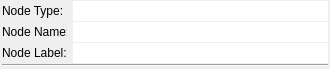
This is appli/grapher/gui/src/wgDataNodeId.ui in snaress/studio as Qt 5 draws it before an edit. The edited form follows.
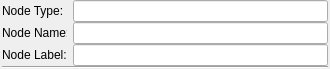
This is the edited form.

The edit to the form file:
```diff
--- a/appli/grapher/gui/src/wgDataNodeId.ui
+++ b/appli/grapher/gui/src/wgDataNodeId.ui
@@ -65,7 +65,7 @@
         <string/>
        </property>
        <property name="frame">
-        <bool>false</bool>
+        <bool>true</bool>
        </property>
        <property name="readOnly">
         <bool>true</bool>
@@ -107,7 +107,7 @@
      <item>
       <widget class="QLineEdit" name="leNodeName">
        <property name="frame">
-        <bool>false</bool>
+        <bool>true</bool>
        </property>
        <property name="readOnly">
         <bool>true</bool>
@@ -149,7 +149,7 @@
      <item>
       <widget class="QLineEdit" name="leNodeLabel">
        <property name="frame">
-        <bool>false</bool>
+        <bool>true</bool>
        </property>
        <property name="readOnly">
         <bool>false</bool>
```
